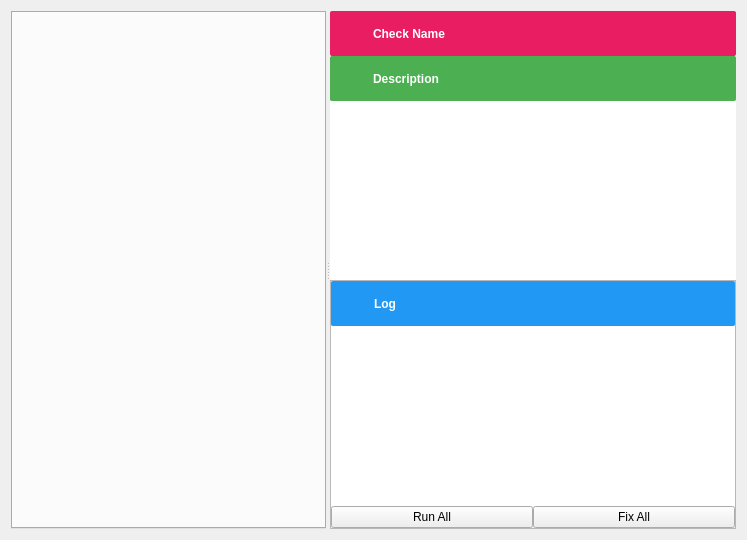
The window that lib/new_checks/gui/main.ui (MayaFramework/Framework) describes before a commit, drawn with Qt 5.
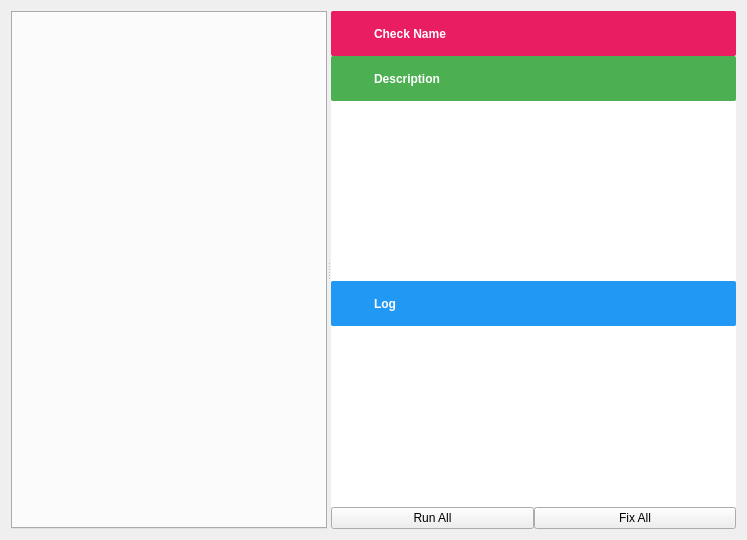
The same window after the commit. Icons and pictures are not drawn.

Commit message: Adding Disable state in checks

What changed in the file:
```diff
--- a/lib/new_checks/gui/main.ui
+++ b/lib/new_checks/gui/main.ui
@@ -29,6 +29,20 @@
            <height>0</height>
           </size>
          </property>
+         <property name="styleSheet">
+          <string notr="true">/*QTabBar::tab {
+    background: transparent;
+    min-width: 8ex;
+    padding: 2px;
+	margin-left: 3px;
+	margin-right:3px;
+}
+
+QTabBar::tab::selected {
+   border-bottom: 2px solid;
+    border-bottom-color: #E91E63; /* same as the pane color 
+}</string>
+         </property>
         </widget>
        </item>
       </layout>
@@ -184,19 +198,16 @@
              <string notr="true">border-color: rgba(58, 58, 58, 50);
 border-radius: 2px</string>
             </property>
+            <property name="readOnly">
+             <bool>true</bool>
+            </property>
            </widget>
           </item>
          </layout>
         </widget>
        </item>
        <item>
-        <widget class="QFrame" name="frame_3">
-         <property name="frameShape">
-          <enum>QFrame::StyledPanel</enum>
-         </property>
-         <property name="frameShadow">
-          <enum>QFrame::Raised</enum>
-         </property>
+        <widget class="QWidget" name="widget_3" native="true">
          <layout class="QVBoxLayout" name="verticalLayout_5">
           <property name="spacing">
            <number>0</number>
@@ -276,6 +287,28 @@
              <string notr="true">border-color: rgba(58, 58, 58, 50);
 border-radius: 2px</string>
             </property>
+            <property name="readOnly">
+             <bool>true</bool>
+            </property>
+           </widget>
+          </item>
+          <item>
+           <spacer name="verticalSpacer">
+            <property name="orientation">
+             <enum>Qt::Vertical</enum>
+            </property>
+            <property name="sizeType">
+             <enum>QSizePolicy::Expanding</enum>
+            </property>
+            <property name="sizeHint" stdset="0">
+             <size>
+              <width>20</width>
+              <height>0</height>
+             </size>
+            </property>
+           </spacer>
+          </item>
+         </layout>
            </widget>
           </item>
           <item>
@@ -295,9 +328,6 @@
              </widget>
             </item>
            </layout>
-          </item>
-         </layout>
-        </widget>
        </item>
       </layout>
      </widget>
```
Left out of the diff: 8 changed lines with no effect on the pictures. Lines whose indentation alone changed are shown as unchanged. The commit also changes 2 other files.
